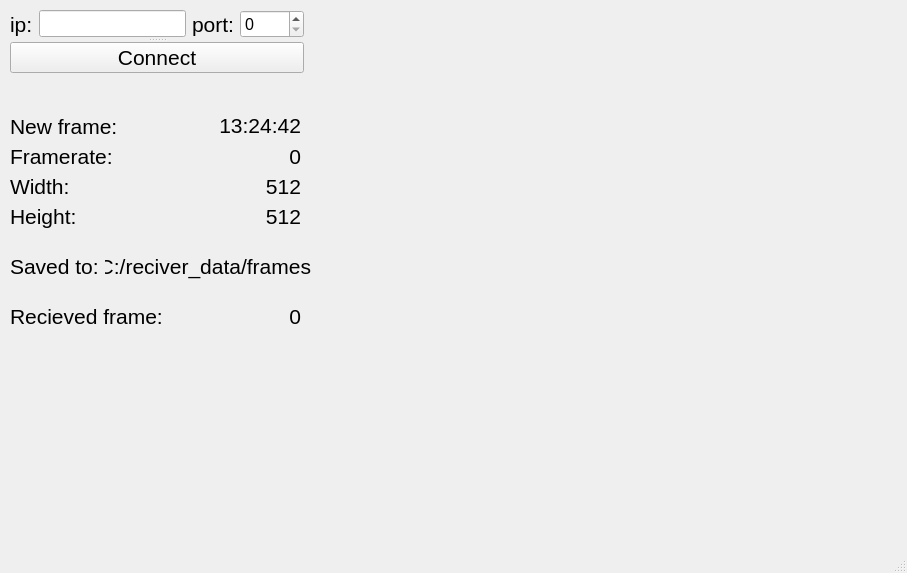
First picture: the form in src/qt-viewreciever/gui/recivermainwindow.ui, repository ueberaccelerate/image-generator-server-client, before the edit.
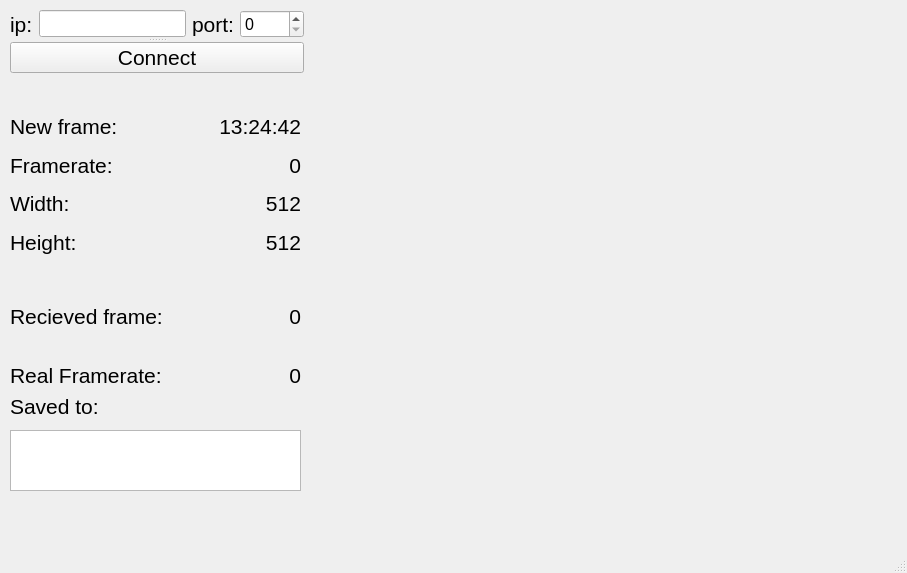
Second picture: the form after the edit.

Commit message: -- add save directory -- add real framerate

The edit to the form file:
```diff
--- a/src/qt-viewreciever/gui/recivermainwindow.ui
+++ b/src/qt-viewreciever/gui/recivermainwindow.ui
@@ -17,144 +17,12 @@
    <bool>true</bool>
   </property>
   <widget class="QWidget" name="centralwidget">
-   <widget class="QWidget" name="layoutWidget">
-    <property name="geometry">
-     <rect>
-      <x>10</x>
-      <y>140</y>
-      <width>291</width>
-      <height>32</height>
-     </rect>
-    </property>
-    <layout class="QHBoxLayout" name="horizontalLayout_3">
-     <item>
-      <widget class="QLabel" name="newFrameLabel_4">
-       <property name="font">
-        <font>
-         <family>Segoe UI</family>
-         <pointsize>16</pointsize>
-        </font>
-       </property>
-       <property name="text">
-        <string>Framerate:</string>
-       </property>
-      </widget>
-     </item>
-     <item>
-      <widget class="QLabel" name="framerateLabel">
-       <property name="font">
-        <font>
-         <family>Segoe UI</family>
-         <pointsize>16</pointsize>
-        </font>
-       </property>
-       <property name="layoutDirection">
-        <enum>Qt::LeftToRight</enum>
-       </property>
-       <property name="text">
-        <string>0</string>
-       </property>
-       <property name="alignment">
-        <set>Qt::AlignRight|Qt::AlignTrailing|Qt::AlignVCenter</set>
-       </property>
-      </widget>
-     </item>
-    </layout>
-   </widget>
-   <widget class="QWidget" name="layoutWidget_2">
-    <property name="geometry">
-     <rect>
-      <x>10</x>
-      <y>170</y>
-      <width>291</width>
-      <height>32</height>
-     </rect>
-    </property>
-    <layout class="QHBoxLayout" name="horizontalLayout_4">
-     <item>
-      <widget class="QLabel" name="newFrameLabel_6">
-       <property name="font">
-        <font>
-         <family>Segoe UI</family>
-         <pointsize>16</pointsize>
-        </font>
-       </property>
-       <property name="text">
-        <string>Width:</string>
-       </property>
-      </widget>
-     </item>
-     <item>
-      <widget class="QLabel" name="widthLabel">
-       <property name="font">
-        <font>
-         <family>Segoe UI</family>
-         <pointsize>16</pointsize>
-        </font>
-       </property>
-       <property name="layoutDirection">
-        <enum>Qt::LeftToRight</enum>
-       </property>
-       <property name="text">
-        <string>512</string>
-       </property>
-       <property name="alignment">
-        <set>Qt::AlignRight|Qt::AlignTrailing|Qt::AlignVCenter</set>
-       </property>
-      </widget>
-     </item>
-    </layout>
-   </widget>
-   <widget class="QWidget" name="layoutWidget_3">
-    <property name="geometry">
-     <rect>
-      <x>10</x>
-      <y>200</y>
-      <width>291</width>
-      <height>32</height>
-     </rect>
-    </property>
-    <layout class="QHBoxLayout" name="horizontalLayout_5">
-     <item>
-      <widget class="QLabel" name="newFrameLabel_8">
-       <property name="font">
-        <font>
-         <family>Segoe UI</family>
-         <pointsize>16</pointsize>
-        </font>
-       </property>
-       <property name="text">
-        <string>Height:</string>
-       </property>
-      </widget>
-     </item>
-     <item>
-      <widget class="QLabel" name="heightLabel">
-       <property name="font">
-        <font>
-         <family>Segoe UI</family>
-         <pointsize>16</pointsize>
-        </font>
-       </property>
-       <property name="layoutDirection">
-        <enum>Qt::LeftToRight</enum>
-       </property>
-       <property name="text">
-        <string>512</string>
-       </property>
-       <property name="alignment">
-        <set>Qt::AlignRight|Qt::AlignTrailing|Qt::AlignVCenter</set>
-       </property>
-      </widget>
-     </item>
-    </layout>
-   </widget>
    <widget class="QWidget" name="layoutWidget_4">
     <property name="geometry">
      <rect>
       <x>10</x>
-      <y>250</y>
-      <width>301</width>
+      <y>390</y>
+      <width>291</width>
       <height>32</height>
      </rect>
     </property>
@@ -172,25 +40,6 @@
        </property>
       </widget>
      </item>
-     <item>
-      <widget class="QLabel" name="newFrameLabel_11">
-       <property name="font">
-        <font>
-         <family>Segoe UI</family>
-         <pointsize>16</pointsize>
-        </font>
-       </property>
-       <property name="layoutDirection">
-        <enum>Qt::LeftToRight</enum>
-       </property>
-       <property name="text">
-        <string>C:/reciver_data/frames</string>
-       </property>
-       <property name="alignment">
-        <set>Qt::AlignRight|Qt::AlignTrailing|Qt::AlignVCenter</set>
-       </property>
-      </widget>
-     </item>
     </layout>
    </widget>
    <widget class="QLabel" name="infoLabel">
@@ -310,15 +159,33 @@
      </property>
     </widget>
    </widget>
-   <widget class="QWidget" name="layoutWidget">
+   <widget class="QTextBrowser" name="savePathLabel">
+    <property name="geometry">
+     <rect>
+      <x>10</x>
+      <y>430</y>
+      <width>291</width>
+      <height>61</height>
+     </rect>
+    </property>
+    <property name="font">
+     <font>
+      <family>Segoe UI</family>
+      <pointsize>12</pointsize>
+     </font>
+    </property>
+   </widget>
+   <widget class="QWidget" name="">
     <property name="geometry">
      <rect>
       <x>10</x>
       <y>110</y>
       <width>291</width>
-      <height>32</height>
+      <height>148</height>
      </rect>
     </property>
+    <layout class="QVBoxLayout" name="verticalLayout">
+     <item>
     <layout class="QHBoxLayout" name="horizontalLayout_2">
      <item>
       <widget class="QLabel" name="newFrameLabel_2">
@@ -356,16 +223,128 @@
       </widget>
      </item>
     </layout>
-   </widget>
-   <widget class="QWidget" name="layoutWidget_5">
+     </item>
+     <item>
+      <layout class="QHBoxLayout" name="horizontalLayout_3">
+       <item>
+        <widget class="QLabel" name="newFrameLabel_4">
+         <property name="font">
+          <font>
+           <family>Segoe UI</family>
+           <pointsize>16</pointsize>
+          </font>
+         </property>
+         <property name="text">
+          <string>Framerate:</string>
+         </property>
+        </widget>
+       </item>
+       <item>
+        <widget class="QLabel" name="framerateLabel">
+         <property name="font">
+          <font>
+           <family>Segoe UI</family>
+           <pointsize>16</pointsize>
+          </font>
+         </property>
+         <property name="layoutDirection">
+          <enum>Qt::LeftToRight</enum>
+         </property>
+         <property name="text">
+          <string>0</string>
+         </property>
+         <property name="alignment">
+          <set>Qt::AlignRight|Qt::AlignTrailing|Qt::AlignVCenter</set>
+         </property>
+        </widget>
+       </item>
+      </layout>
+     </item>
+     <item>
+      <layout class="QHBoxLayout" name="horizontalLayout_4">
+       <item>
+        <widget class="QLabel" name="newFrameLabel_6">
+         <property name="font">
+          <font>
+           <family>Segoe UI</family>
+           <pointsize>16</pointsize>
+          </font>
+         </property>
+         <property name="text">
+          <string>Width:</string>
+         </property>
+        </widget>
+       </item>
+       <item>
+        <widget class="QLabel" name="widthLabel">
+         <property name="font">
+          <font>
+           <family>Segoe UI</family>
+           <pointsize>16</pointsize>
+          </font>
+         </property>
+         <property name="layoutDirection">
+          <enum>Qt::LeftToRight</enum>
+         </property>
+         <property name="text">
+          <string>512</string>
+         </property>
+         <property name="alignment">
+          <set>Qt::AlignRight|Qt::AlignTrailing|Qt::AlignVCenter</set>
+         </property>
+        </widget>
+       </item>
+      </layout>
+     </item>
+     <item>
+      <layout class="QHBoxLayout" name="horizontalLayout_5">
+       <item>
+        <widget class="QLabel" name="newFrameLabel_8">
+         <property name="font">
+          <font>
+           <family>Segoe UI</family>
+           <pointsize>16</pointsize>
+          </font>
+         </property>
+         <property name="text">
+          <string>Height:</string>
+         </property>
+        </widget>
+       </item>
+       <item>
+        <widget class="QLabel" name="heightLabel">
+         <property name="font">
+          <font>
+           <family>Segoe UI</family>
+           <pointsize>16</pointsize>
+          </font>
+         </property>
+         <property name="layoutDirection">
+          <enum>Qt::LeftToRight</enum>
+         </property>
+         <property name="text">
+          <string>512</string>
+         </property>
+         <property name="alignment">
+          <set>Qt::AlignRight|Qt::AlignTrailing|Qt::AlignVCenter</set>
+         </property>
+        </widget>
+       </item>
+      </layout>
+     </item>
+    </layout>
+   </widget>
+   <widget class="QWidget" name="">
     <property name="geometry">
      <rect>
       <x>10</x>
-      <y>300</y>
+      <y>290</y>
       <width>291</width>
-      <height>32</height>
+      <height>112</height>
      </rect>
     </property>
+    <layout class="QVBoxLayout" name="verticalLayout_2">
+     <item>
     <layout class="QHBoxLayout" name="horizontalLayout_7">
      <item>
       <widget class="QLabel" name="newFrameLabel_12">
@@ -398,6 +377,44 @@
         <set>Qt::AlignRight|Qt::AlignTrailing|Qt::AlignVCenter</set>
        </property>
       </widget>
+       </item>
+      </layout>
+     </item>
+     <item>
+      <layout class="QHBoxLayout" name="horizontalLayout_8">
+       <item>
+        <widget class="QLabel" name="newFrameLabel_5">
+         <property name="font">
+          <font>
+           <family>Segoe UI</family>
+           <pointsize>16</pointsize>
+          </font>
+         </property>
+         <property name="text">
+          <string>Real Framerate:</string>
+         </property>
+        </widget>
+       </item>
+       <item>
+        <widget class="QLabel" name="realFramerateLabel">
+         <property name="font">
+          <font>
+           <family>Segoe UI</family>
+           <pointsize>16</pointsize>
+          </font>
+         </property>
+         <property name="layoutDirection">
+          <enum>Qt::LeftToRight</enum>
+         </property>
+         <property name="text">
+          <string>0</string>
+         </property>
+         <property name="alignment">
+          <set>Qt::AlignRight|Qt::AlignTrailing|Qt::AlignVCenter</set>
+         </property>
+        </widget>
+       </item>
+      </layout>
      </item>
     </layout>
    </widget>
```
Lines whose indentation alone changed are shown as unchanged. The commit also changes 5 other files.
